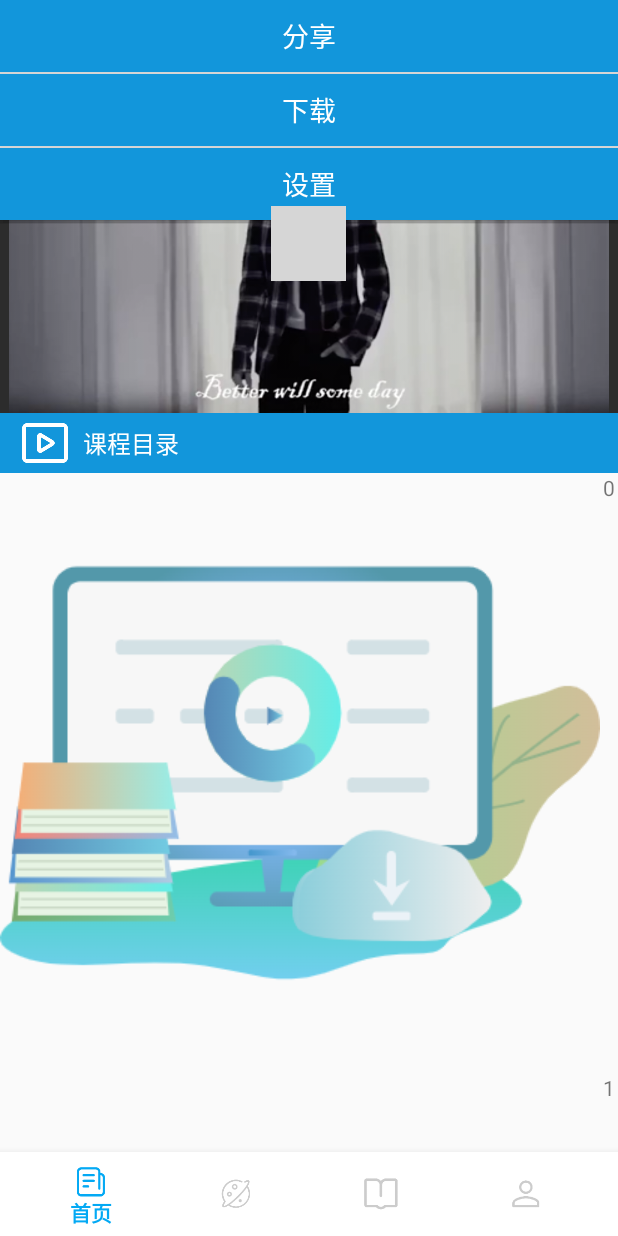
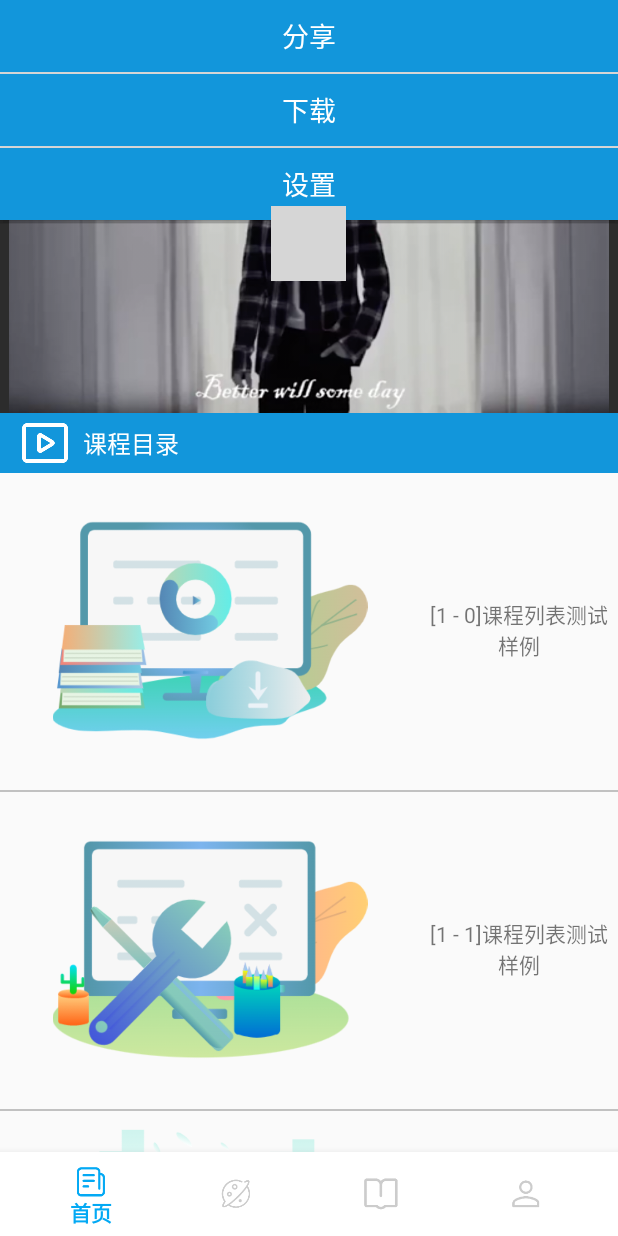
Before and after one commit to lovelinessmoe/Stydy_Android, an Android app: the fragment LearnFragment placed in its activity, after a tap on an icon or button, on a phone screen of 412 x 824 dp. Run offline under Robolectric (Android 15) with nearby library versions, the phone set to English and light mode, and no system bars; libraries missing offline, so code that uses them is left out: com.bigkoo.convenientbanner; pictures from the network do not load; 8 statements that could not run were skipped; grey boxes are pictures that could not be loaded.

Commit message:
学习跳转页功能模块完成

```diff
--- a/app/src/main/java/xyz/javaee/study/Adapter/LearnAdapter.java
+++ b/app/src/main/java/xyz/javaee/study/Adapter/LearnAdapter.java
@@ -14,11 +14,8 @@ import xyz.javaee.study.R;
 
 public class LearnAdapter extends RecyclerView.Adapter<LearnAdapter.ViewHolder> {
 
-    private Context context;
-    private int[] imgs;
-
-    public LearnAdapter() {
-    }
+    private final Context context;
+    private final int[] imgs;
 
     public LearnAdapter(Context context, int[] img) {
         this.context = context;
@@ -36,7 +33,7 @@ public class LearnAdapter extends RecyclerView.Adapter<LearnAdapter.ViewHolder>
     @Override
     public void onBindViewHolder(@NonNull LearnAdapter.ViewHolder holder, int position) {
         holder.img.setImageResource(imgs[position]);
-        holder.name.setText(position + "");
+        holder.name.setText("[1 - "+position + "]"+"课程列表测试样例");
     }
 
     @Override
@@ -44,15 +41,14 @@ public class LearnAdapter extends RecyclerView.Adapter<LearnAdapter.ViewHolder>
         return imgs.length;
     }
 
-
     static class ViewHolder extends RecyclerView.ViewHolder {
         ImageView img;
         TextView name;
 
         public ViewHolder(View view) {
             super(view);
-            img = (ImageView) view.findViewById(R.id.photo_item);
-            name = (TextView) view.findViewById(R.id.message_item);
+            img = view.findViewById(R.id.photo_item);
+            name = view.findViewById(R.id.message_item);
         }
 
     }
--- a/app/src/main/java/xyz/javaee/study/Fragment/LearnFragment.java
+++ b/app/src/main/java/xyz/javaee/study/Fragment/LearnFragment.java
@@ -1,6 +1,6 @@
 package xyz.javaee.study.Fragment;
 
-import android.content.Context;
+import android.annotation.SuppressLint;
 import android.content.Intent;
 import android.graphics.drawable.ColorDrawable;
 import android.os.Bundle;
@@ -11,15 +11,14 @@ import android.view.View;
 import android.view.ViewGroup;
 import android.view.WindowManager;
 import android.widget.Button;
-import android.widget.ImageButton;
 import android.widget.ImageView;
 import android.widget.PopupWindow;
-import android.widget.TextView;
 import android.widget.Toast;
 
 import androidx.annotation.NonNull;
 import androidx.annotation.Nullable;
 import androidx.fragment.app.Fragment;
+import androidx.recyclerview.widget.DividerItemDecoration;
 import androidx.recyclerview.widget.LinearLayoutManager;
 import androidx.recyclerview.widget.RecyclerView;
 
@@ -65,20 +64,14 @@ public class LearnFragment extends Fragment {
     }
 
 
-    View.OnClickListener popClick = new View.OnClickListener() {
-        @Override
-        public void onClick(View v) {
-            switch (v.getId()) {
-                case R.id.catalogue: {
+    View.OnClickListener popClick = v -> {
+        if (v.getId() == R.id.catalogue) {
             from = Location.BOTTOM.ordinal();
-                    break;
-                }
         }
 
         //调用此方法，menu不会顶置
         //popupWindow.showAsDropDown(v);
         initPopupWindow();
-        }
     };
 
     class popupDismissListener implements PopupWindow.OnDismissListener {
@@ -90,6 +83,7 @@ public class LearnFragment extends Fragment {
 
     }
 
+    @SuppressLint("ClickableViewAccessibility")
     protected void initPopupWindow() {
         View popupWindowView = getLayoutInflater().inflate(R.layout.study1pop, null);
         //内容，高度，宽度
@@ -116,10 +110,7 @@ public class LearnFragment extends Fragment {
         //关闭事件
         popupWindow.setOnDismissListener(new popupDismissListener());
 
-        popupWindowView.setOnTouchListener(new View.OnTouchListener() {
-
-            @Override
-            public boolean onTouch(View v, MotionEvent event) {
+        popupWindowView.setOnTouchListener((v, event) -> {
             /*if( popupWindow!=null && popupWindow.isShowing()){
                 popupWindow.dismiss();
                 popupWindow=null;
@@ -127,39 +118,26 @@ public class LearnFragment extends Fragment {
             // 这里如果返回true的话，touch事件将被拦截
             // 拦截后 PopupWindow的onTouchEvent不被调用，这样点击外部区域无法dismiss
             return false;
-            }
         });
 
-        Button share = (Button) popupWindowView.findViewById(R.id.share);
-        Button download = (Button) popupWindowView.findViewById(R.id.download);
-        Button setting = (Button) popupWindowView.findViewById(R.id.setting);
+        Button share = popupWindowView.findViewById(R.id.share);
+        Button download = popupWindowView.findViewById(R.id.download);
+        Button setting = popupWindowView.findViewById(R.id.setting);
 
 
-        share.setOnClickListener(new View.OnClickListener() {
-
-            @Override
-            public void onClick(View v) {
+        share.setOnClickListener(v -> {
             Toast.makeText(getActivity(), "share", Toast.LENGTH_LONG).show();
             popupWindow.dismiss();
-            }
         });
 
-        download.setOnClickListener(new View.OnClickListener() {
-
-            @Override
-            public void onClick(View v) {
+        download.setOnClickListener(v -> {
             Toast.makeText(getActivity(), "download", Toast.LENGTH_LONG).show();
             popupWindow.dismiss();
-            }
         });
 
-        setting.setOnClickListener(new View.OnClickListener() {
-
-            @Override
-            public void onClick(View v) {
+        setting.setOnClickListener(v -> {
             Toast.makeText(getActivity(), "setting", Toast.LENGTH_LONG).show();
             popupWindow.dismiss();
-            }
         });
     }
 
@@ -182,7 +160,7 @@ public class LearnFragment extends Fragment {
         LEFT,
         RIGHT,
         TOP,
-        BOTTOM;
+        BOTTOM
 
     }
 
@@ -195,6 +173,8 @@ public class LearnFragment extends Fragment {
         rv_course.setLayoutManager(new LinearLayoutManager(getActivity().getApplicationContext()));
         learnAdapter = new LearnAdapter(getActivity().getApplicationContext(), img);
         rv_course.setAdapter(learnAdapter);
+        //添加Android自带的分割线
+        rv_course.addItemDecoration(new DividerItemDecoration(getActivity(), DividerItemDecoration.VERTICAL));
 
         //跳转视频播放页
         ImageView imgPlay = root.findViewById(R.id.playButton);
@@ -206,7 +186,7 @@ public class LearnFragment extends Fragment {
 
         //popwindow
         context = this;
-        ImageView imgCatalogue = (ImageView) getActivity().findViewById(R.id.catalogue);
+        ImageView imgCatalogue = getActivity().findViewById(R.id.catalogue);
         imgCatalogue.setOnClickListener(popClick);
     }
 }
--- a/app/src/main/res/layout/fragment_learn.xml
+++ b/app/src/main/res/layout/fragment_learn.xml
@@ -1,7 +1,6 @@
 <?xml version="1.0" encoding="utf-8"?>
 <LinearLayout xmlns:android="http://schemas.android.com/apk/res/android"
     xmlns:app="http://schemas.android.com/apk/res-auto"
-    xmlns:tools="http://schemas.android.com/tools"
     android:layout_width="match_parent"
     android:layout_height="match_parent"
     android:orientation="vertical">
@@ -87,6 +86,6 @@
     <androidx.recyclerview.widget.RecyclerView
         android:id="@+id/courseList"
         android:layout_width="match_parent"
-        android:layout_height="match_parent"></androidx.recyclerview.widget.RecyclerView>
+        android:layout_height="match_parent" />
 
 </LinearLayout>
--- a/app/src/main/res/layout/list_item_study.xml
+++ b/app/src/main/res/layout/list_item_study.xml
@@ -5,13 +5,13 @@
 
     <ImageView
         android:id="@+id/photo_item"
-        android:layout_width="wrap_content"
-        android:layout_height="wrap_content" />
+        android:layout_width="280dp"
+        android:layout_height="210dp" />
     <TextView
         android:id="@+id/message_item"
         android:layout_width="match_parent"
         android:layout_height="wrap_content"
         android:gravity="center"
-        android:text="1"
-        />
+        android:layout_gravity="center"
+        android:text="1" />
 </LinearLayout>
--- a/app/src/main/res/layout/study1pop.xml
+++ b/app/src/main/res/layout/study1pop.xml
@@ -10,8 +10,8 @@
         android:layout_height="wrap_content"
         android:background="#1296DB"
         android:text="分享"
-        android:textSize="18sp"
-        android:textColor="@color/write" />
+        android:textColor="@color/write"
+        android:textSize="18sp" />
 
     <View
         android:layout_width="match_parent"
@@ -24,8 +24,8 @@
         android:layout_height="wrap_content"
         android:background="#1296DB"
         android:text="下载"
-        android:textSize="18sp"
-        android:textColor="@color/write" />
+        android:textColor="@color/write"
+        android:textSize="18sp" />
 
     <View
         android:layout_width="match_parent"
@@ -38,7 +38,7 @@
         android:layout_height="wrap_content"
         android:background="#1296DB"
         android:text="设置"
-        android:textSize="18sp"
-        android:textColor="@color/write" />
+        android:textColor="@color/write"
+        android:textSize="18sp" />
 
 </LinearLayout>
```
Lines whose indentation alone changed are shown as unchanged.
